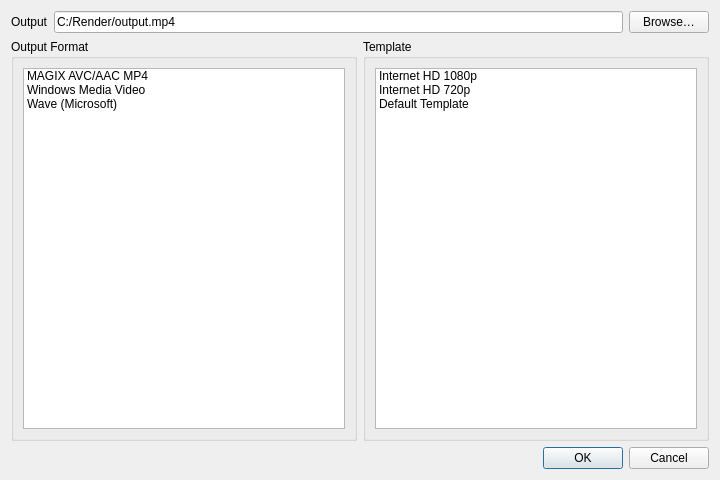
First picture: the form in ui/RenderAsDialog.ui, repository ili4yov-ika/OpenVegas, before the edit.
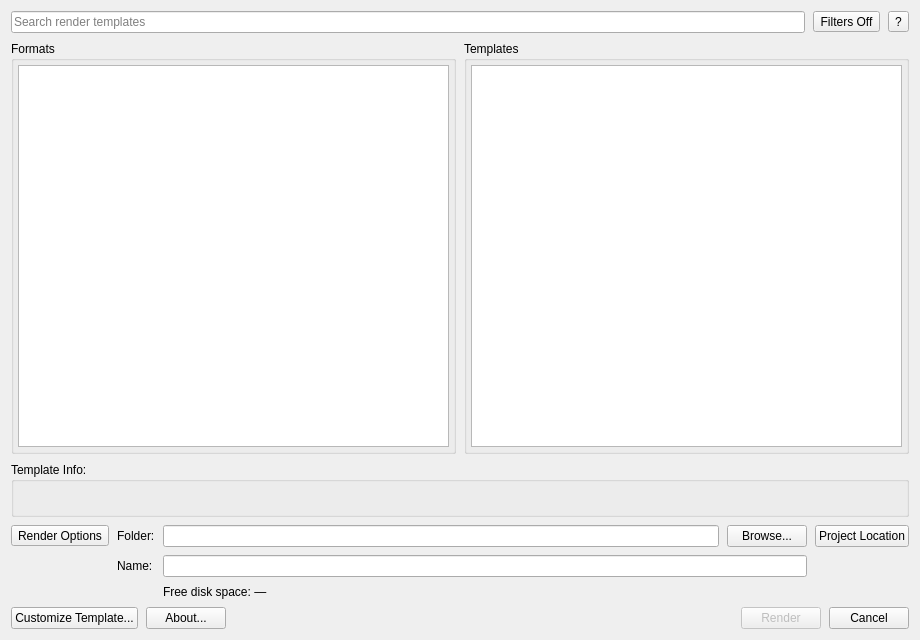
Second picture: the form after the edit.

Commit message:
Add Color Grading, reverse playback, sample projects, and refreshed app logo.
Import Color Grading and reverse SubClips from .veg/EDL, ship 4:3 preview samples with interchange sidecars, and sync icon assets to the updated logo.svg.

```diff
--- a/ui/RenderAsDialog.ui
+++ b/ui/RenderAsDialog.ui
@@ -6,34 +6,49 @@
    <rect>
     <x>0</x>
     <y>0</y>
-    <width>720</width>
-    <height>480</height>
+    <width>920</width>
+    <height>640</height>
    </rect>
   </property>
   <property name="windowTitle">
    <string>Render As</string>
   </property>
   <layout class="QVBoxLayout" name="verticalLayout">
+   <property name="spacing">
+    <number>8</number>
+   </property>
    <item>
     <layout class="QHBoxLayout" name="pathRow">
      <item>
-      <widget class="QLabel" name="labelPath">
-       <property name="text">
-        <string>Output</string>
+      <widget class="QLineEdit" name="searchEdit">
+       <property name="placeholderText">
+        <string>Search render templates</string>
        </property>
+       <property name="clearButtonEnabled">
+        <bool>true</bool>
+       </property>
       </widget>
      </item>
      <item>
-      <widget class="QLineEdit" name="outputPath">
+      <widget class="QToolButton" name="filtersButton">
        <property name="text">
-        <string>C:/Render/output.mp4</string>
+        <string>Filters Off</string>
        </property>
+       <property name="popupMode">
+        <enum>QToolButton::InstantPopup</enum>
+       </property>
+       <property name="toolButtonStyle">
+        <enum>Qt::ToolButtonTextOnly</enum>
+       </property>
       </widget>
      </item>
      <item>
-      <widget class="QPushButton" name="browseButton">
+      <widget class="QToolButton" name="helpButton">
        <property name="text">
-        <string>Browse…</string>
+        <string>?</string>
+       </property>
+       <property name="toolTip">
+        <string>Help</string>
        </property>
       </widget>
      </item>
@@ -44,26 +59,26 @@
      <item>
       <widget class="QGroupBox" name="groupFormats">
        <property name="title">
-        <string>Output Format</string>
+        <string>Formats</string>
        </property>
        <layout class="QVBoxLayout" name="formatsLayout">
+        <property name="leftMargin">
+         <number>4</number>
+        </property>
+        <property name="topMargin">
+         <number>4</number>
+        </property>
+        <property name="rightMargin">
+         <number>4</number>
+        </property>
+        <property name="bottomMargin">
+         <number>4</number>
+        </property>
         <item>
          <widget class="QListWidget" name="formatList">
-          <item>
-           <property name="text">
-            <string>MAGIX AVC/AAC MP4</string>
-           </property>
-          </item>
-          <item>
-           <property name="text">
-            <string>Windows Media Video</string>
-           </property>
-          </item>
-          <item>
-           <property name="text">
-            <string>Wave (Microsoft)</string>
-           </property>
-          </item>
+          <property name="alternatingRowColors">
+           <bool>false</bool>
+          </property>
          </widget>
         </item>
        </layout>
@@ -72,26 +87,29 @@
      <item>
       <widget class="QGroupBox" name="groupTemplates">
        <property name="title">
-        <string>Template</string>
+        <string>Templates</string>
        </property>
        <layout class="QVBoxLayout" name="templatesLayout">
+        <property name="leftMargin">
+         <number>4</number>
+        </property>
+        <property name="topMargin">
+         <number>4</number>
+        </property>
+        <property name="rightMargin">
+         <number>4</number>
+        </property>
+        <property name="bottomMargin">
+         <number>4</number>
+        </property>
         <item>
          <widget class="QListWidget" name="templateList">
-          <item>
-           <property name="text">
-            <string>Internet HD 1080p</string>
-           </property>
-          </item>
-          <item>
-           <property name="text">
-            <string>Internet HD 720p</string>
-           </property>
-          </item>
-          <item>
-           <property name="text">
-            <string>Default Template</string>
-           </property>
-          </item>
+          <property name="alternatingRowColors">
+           <bool>false</bool>
+          </property>
+          <property name="uniformItemSizes">
+           <bool>true</bool>
+          </property>
          </widget>
         </item>
        </layout>
@@ -100,12 +118,146 @@
     </layout>
    </item>
    <item>
-    <widget class="QDialogButtonBox" name="buttonBox">
-     <property name="standardButtons">
-      <set>QDialogButtonBox::Cancel|QDialogButtonBox::Ok</set>
+    <widget class="QGroupBox" name="groupInfo">
+     <property name="title">
+      <string>Template Info:</string>
      </property>
+     <layout class="QVBoxLayout" name="infoLayout">
+      <item>
+       <widget class="QLabel" name="templateInfoLabel">
+        <property name="text">
+         <string/>
+        </property>
+        <property name="wordWrap">
+         <bool>true</bool>
+        </property>
+        <property name="minimumHeight">
+         <number>72</number>
+        </property>
+        <property name="alignment">
+         <set>Qt::AlignLeading|Qt::AlignTop</set>
+        </property>
+       </widget>
+      </item>
+     </layout>
     </widget>
    </item>
+   <item>
+    <layout class="QGridLayout" name="pathGrid">
+     <item row="0" column="0">
+      <widget class="QToolButton" name="renderOptionsButton">
+       <property name="text">
+        <string>Render Options</string>
+       </property>
+       <property name="popupMode">
+        <enum>QToolButton::InstantPopup</enum>
+       </property>
+      </widget>
+     </item>
+     <item row="0" column="1">
+      <widget class="QLabel" name="labelFolder">
+       <property name="text">
+        <string>Folder:</string>
+       </property>
+      </widget>
+     </item>
+     <item row="0" column="2">
+      <widget class="QLineEdit" name="folderEdit"/>
+     </item>
+     <item row="0" column="3">
+      <widget class="QPushButton" name="browseButton">
+       <property name="text">
+        <string>Browse...</string>
+       </property>
+      </widget>
+     </item>
+     <item row="0" column="4">
+      <widget class="QPushButton" name="projectLocationButton">
+       <property name="text">
+        <string>Project Location</string>
+       </property>
+      </widget>
+     </item>
+     <item row="1" column="1">
+      <widget class="QLabel" name="labelName">
+       <property name="text">
+        <string>Name:</string>
+       </property>
+      </widget>
+     </item>
+     <item row="1" column="2" colspan="2">
+      <widget class="QLineEdit" name="nameEdit"/>
+     </item>
+     <item row="2" column="2">
+      <widget class="QLabel" name="freeSpaceLabel">
+       <property name="text">
+        <string>Free disk space: —</string>
+       </property>
+      </widget>
+     </item>
+     <item row="2" column="3" colspan="2">
+      <widget class="QLabel" name="estimatedSizeLabel">
+       <property name="text">
+        <string/>
+       </property>
+       <property name="alignment">
+        <set>Qt::AlignRight|Qt::AlignVCenter</set>
+       </property>
+      </widget>
+     </item>
+    </layout>
+   </item>
+   <item>
+    <layout class="QHBoxLayout" name="bottomRow">
+     <item>
+      <widget class="QPushButton" name="customizeButton">
+       <property name="text">
+        <string>Customize Template...</string>
+       </property>
+      </widget>
+     </item>
+     <item>
+      <widget class="QPushButton" name="aboutButton">
+       <property name="text">
+        <string>About...</string>
+       </property>
+      </widget>
+     </item>
+     <item>
+      <spacer name="bottomSpacer">
+       <property name="orientation">
+        <enum>Qt::Horizontal</enum>
+       </property>
+       <property name="sizeHint" stdset="0">
+        <size>
+         <width>40</width>
+         <height>20</height>
+        </size>
+       </property>
+      </spacer>
+     </item>
+     <item>
+      <widget class="QPushButton" name="renderButton">
+       <property name="text">
+        <string>Render</string>
+       </property>
+       <property name="enabled">
+        <bool>false</bool>
+       </property>
+       <property name="default">
+        <bool>true</bool>
+       </property>
+      </widget>
+     </item>
+     <item>
+      <widget class="QPushButton" name="cancelButton">
+       <property name="text">
+        <string>Cancel</string>
+       </property>
+      </widget>
+     </item>
+    </layout>
+   </item>
   </layout>
  </widget>
  <resources/>
```
Left out of the diff: 17 changed lines with no effect on the pictures. The commit also changes 102 other files.
